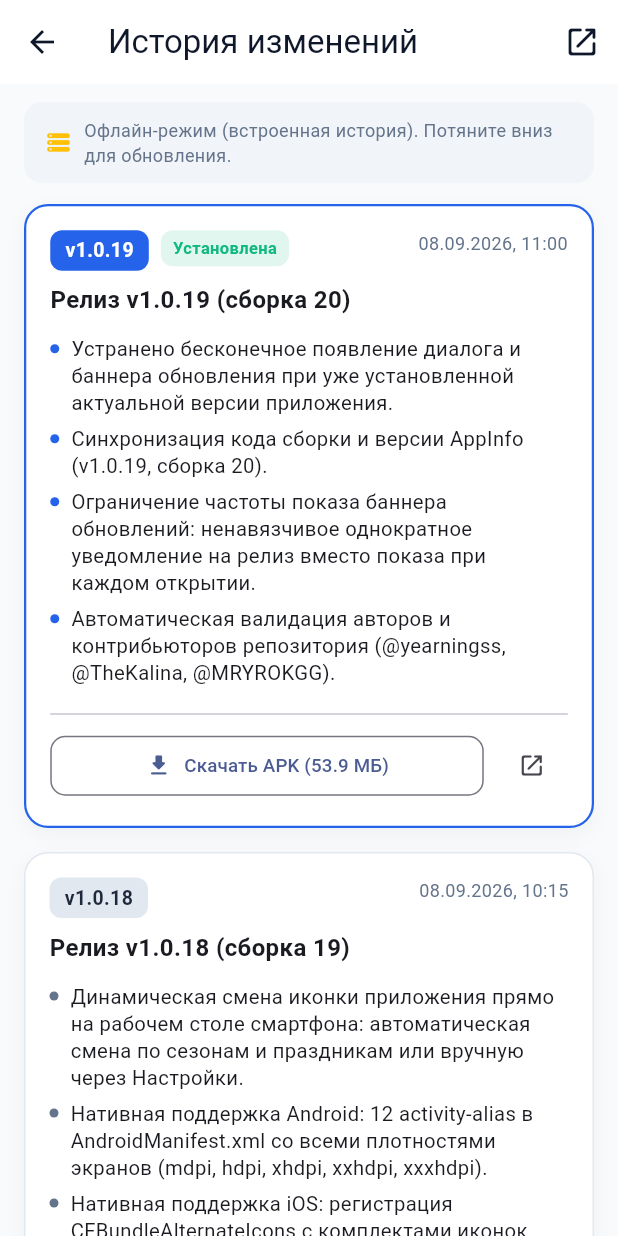
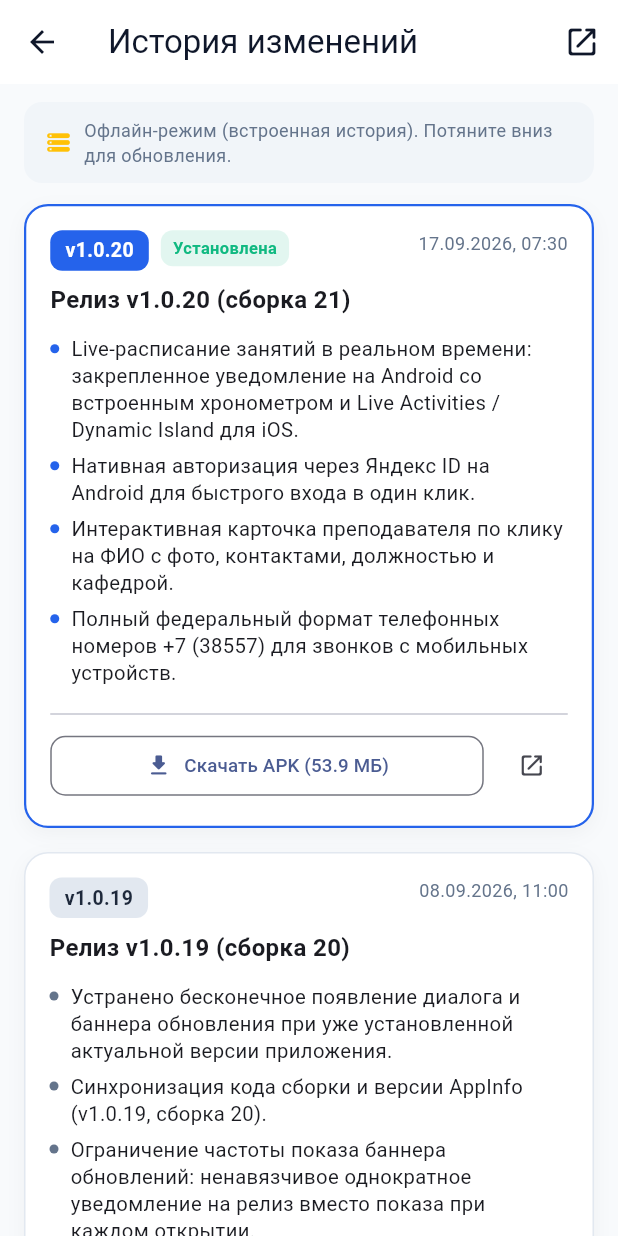
Before and after one commit to yearningss/rii-schedule-bot, a Flutter app: the ChangelogScreen screen opened directly, on a phone screen of 412 x 824 dp. Run offline on Flutter 3.47's test engine with Material 3 defaults, Android fonts, the phone set to English and light mode, and no system bars; our stand-ins replace shared_preferences; accounts and stored records are empty; network calls fail.

Commit message:
chore: bump version to 1.0.20+21 (Live Activities, Yandex ID, карточки преподавателей)

```diff
--- a/app/lib/models/models.dart
+++ b/app/lib/models/models.dart
@@ -269,8 +269,8 @@ class NotificationSettings {
 
 // Данные о текущей версии мобильного приложения РИИ
 class AppInfo {
-  static const String versionName = '1.0.19';
-  static const int versionCode = 20;
+  static const String versionName = '1.0.20';
+  static const int versionCode = 21;
   static const String fullVersionText = 'v$versionName (сборка $versionCode)';
 }
 
--- a/app/lib/screens/changelog_screen.dart
+++ b/app/lib/screens/changelog_screen.dart
@@ -184,10 +184,33 @@ class _ChangelogScreenState extends State<ChangelogScreen> {
   List<ReleaseModel> _fallbackHistory() {
     return [
       ReleaseModel(
+        tag: '1.0.20',
+        title: 'Релиз v1.0.20 (сборка 21)',
+        publishedAt: '2026-09-17T07:30:00Z',
+        isCurrent: true,
+        htmlUrl: 'https://github.com/yearningss/rii-schedule-bot/releases/tag/v1.0.20',
+        rawBody: '''* Live-расписание занятий в реальном времени: закрепленное уведомление на Android со встроенным хронометром и Live Activities / Dynamic Island для iOS.
+* Нативная авторизация через Яндекс ID на Android для быстрого входа в один клик.
+* Интерактивная карточка преподавателя по клику на ФИО с фото, контактами, должностью и кафедрой.
+* Полный федеральный формат телефонных номеров +7 (38557) для звонков с мобильных устройств.''',
+        assets: [
+          const ReleaseAsset(
+            name: 'RiiSchedule.apk',
+            sizeBytes: 56500000,
+            downloadUrl: 'https://github.com/yearningss/rii-schedule-bot/releases/download/v1.0.20/RiiSchedule.apk',
+          ),
+          const ReleaseAsset(
+            name: 'RiiSchedule.ipa',
+            sizeBytes: 8380000,
+            downloadUrl: 'https://github.com/yearningss/rii-schedule-bot/releases/download/v1.0.20/RiiSchedule.ipa',
+          ),
+        ],
+      ),
+      ReleaseModel(
         tag: '1.0.19',
         title: 'Релиз v1.0.19 (сборка 20)',
         publishedAt: '2026-09-08T11:00:00Z',
-        isCurrent: true,
+        isCurrent: false,
         htmlUrl: 'https://github.com/yearningss/rii-schedule-bot/releases/tag/v1.0.19',
         rawBody: '''* Устранено бесконечное появление диалога и баннера обновления при уже установленной актуальной версии приложения.
 * Синхронизация кода сборки и версии AppInfo (v1.0.19, сборка 20).
--- a/app/pubspec.yaml
+++ b/app/pubspec.yaml
@@ -1,7 +1,7 @@
 name: rii_schedule
 description: "Официальное мобильное приложение с расписанием РИИ АлтГТУ"
 publish_to: "none"
-version: 1.0.19+20
+version: 1.0.20+21
 
 environment:
   sdk: ">=3.0.0 <4.0.0"
```
Also changed, not shown: 3 other files.
